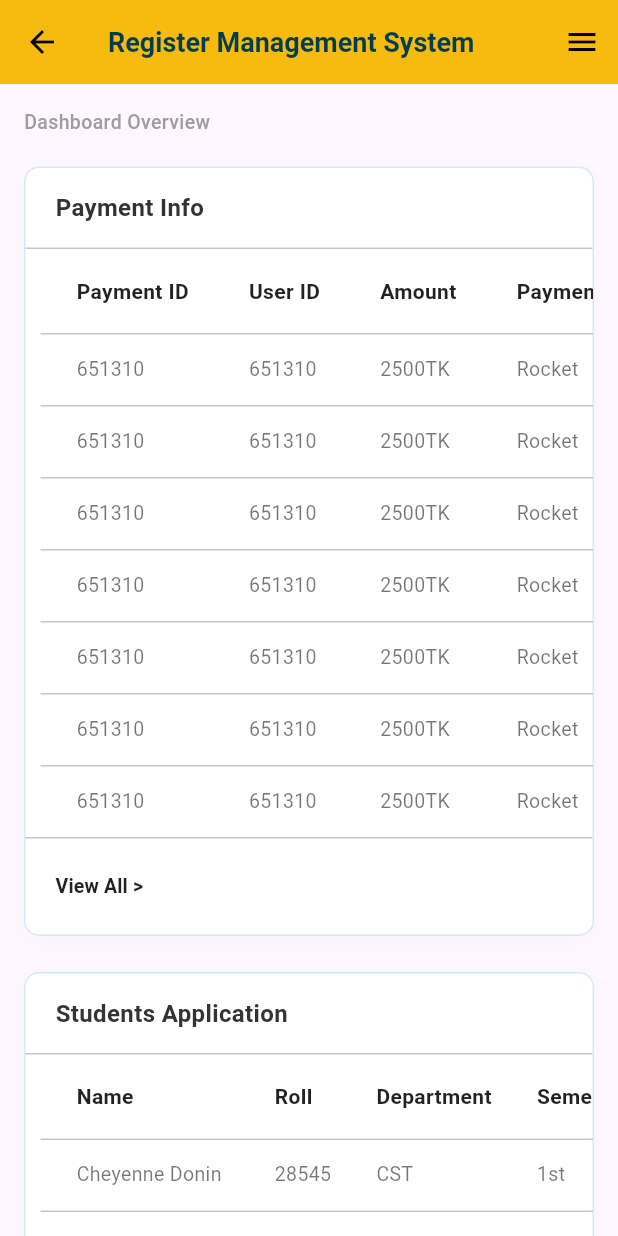
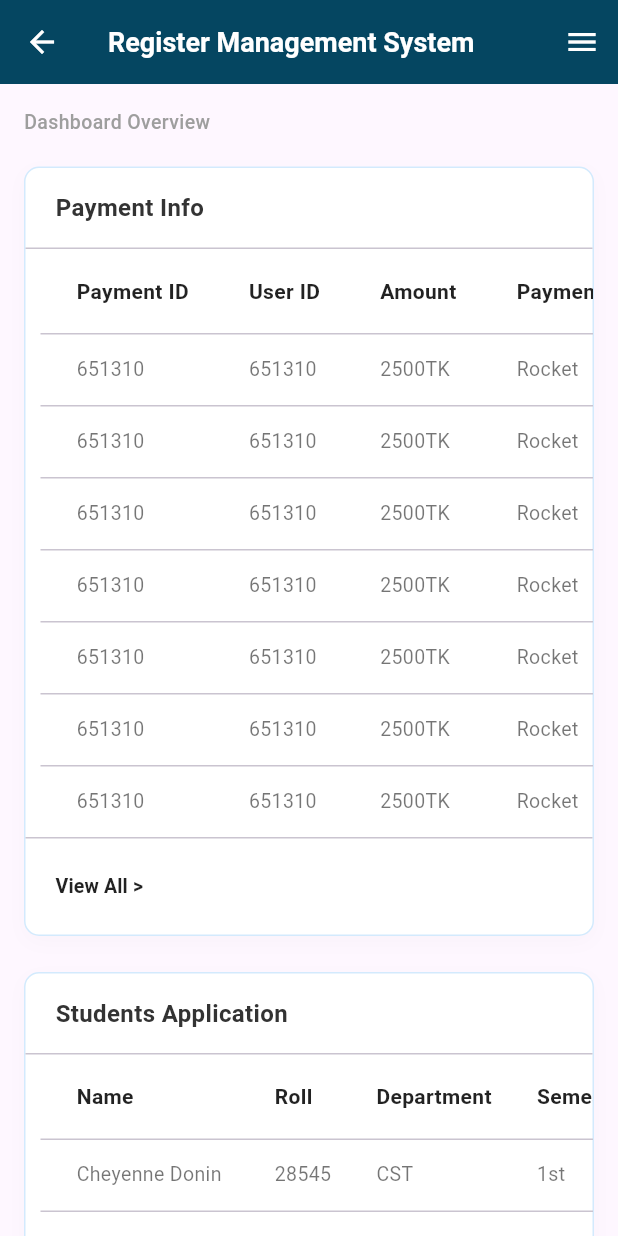
Before and after one commit to tawfiq-a/polytechnic_management_system, a Flutter app: the screen it shows after launch, scrolled down 576 dp, after a tap on "Register Management", on a phone screen of 412 x 824 dp. Run offline on Flutter 3.47's test engine with Material 3 defaults, Android fonts, the phone set to English and light mode, and no system bars; our stand-ins replace carousel_slider, curved_navigation_bar, get.

Commit message:
color change

```diff
--- /dev/null
+++ b/lib/core/constants/colors.dart
@@ -0,0 +1,9 @@
+import 'dart:ui';
+
+import 'package:flutter/material.dart';
+
+class AppColors{
+  static const Color primary = Color(0xFF00455D);
+  static const Color white = Colors.white;
+
+}
--- a/lib/core/widgets/ddashboard_card.dart
+++ b/lib/core/widgets/ddashboard_card.dart
@@ -1,9 +1,11 @@
 import 'package:flutter/material.dart';
+
+import '../constants/colors.dart';
 
 class DashboardCard extends StatelessWidget {
   final String title;
   final IconData icon;
-  final VoidCallback? onTap; // ট্যাপ হ্যান্ডেল করার জন্য কলব্যাক
+  final VoidCallback? onTap;
 
   const DashboardCard({
     super.key,
@@ -19,11 +21,11 @@ class DashboardCard extends StatelessWidget {
       child: InkWell(
         onTap: onTap ?? () {},
         borderRadius: BorderRadius.circular(16),
-        splashColor: Colors.amber.withOpacity(0.2),
-        highlightColor: Colors.amber.withOpacity(0.1),
+        splashColor: Colors.amber.withValues(alpha: 0.2),
+        highlightColor: Colors.amber.withValues(alpha: 0.1),
         child: Ink(
           decoration: BoxDecoration(
-            border: Border.all(color: Colors.amber, width: 2),
+            border: Border.all(color:AppColors.primary, width: 2),
             color: Colors.white,
             borderRadius: BorderRadius.circular(16),
             boxShadow: const [
@@ -41,10 +43,10 @@ class DashboardCard extends StatelessWidget {
               Container(
                 padding: const EdgeInsets.all(10),
                 decoration: BoxDecoration(
-                  color: Colors.amber,
+                  color: AppColors.primary,
                   shape: BoxShape.circle,
                 ),
-                child: Icon(icon, size: 35, color: Colors.black),
+                child: Icon(icon, size: 35, color: Colors.white),
               ),
               const SizedBox(height: 12),
               Text(
--- a/lib/features/exam_control/views/assign_screen.dart
+++ b/lib/features/exam_control/views/assign_screen.dart
@@ -1,5 +1,6 @@
 import 'package:flutter/material.dart';
 import 'package:get/get.dart';
+import '../../../core/constants/colors.dart';
 import '../controllers/exm_controller.dart';
 
 class AssignScreen extends StatelessWidget {
@@ -44,11 +45,11 @@ class AssignScreen extends StatelessWidget {
                 ElevatedButton(
                   onPressed: () {},
                   style: ElevatedButton.styleFrom(
-                    backgroundColor: Colors.amber,
+                    backgroundColor: AppColors.primary,
                   ),
                   child: const Text(
                     "Browse Files",
-                    style: TextStyle(color: Colors.black),
+                    style: TextStyle(color: Colors.white),
                   ),
                 ),
               ],
--- a/lib/features/exam_control/views/exam_dashboard.dart
+++ b/lib/features/exam_control/views/exam_dashboard.dart
@@ -1,5 +1,6 @@
 import 'package:flutter/material.dart';
 import 'package:get/get.dart';
+import '../../../core/constants/colors.dart';
 import '../controllers/exm_controller.dart';
 
 class DashboardSection extends StatelessWidget {
@@ -19,7 +20,7 @@ class DashboardSection extends StatelessWidget {
             decoration: BoxDecoration(
               color: Colors.white,
               borderRadius: BorderRadius.circular(5),
-              border: Border.all(color: Colors.amber, width: 1.5),
+              border: Border.all(color: AppColors.primary, width: 1.5),
             ),
             child: Obx(() => SingleChildScrollView(
               scrollDirection: Axis.horizontal,
--- a/lib/features/exam_control/views/exam_routine_content.dart
+++ b/lib/features/exam_control/views/exam_routine_content.dart
@@ -1,5 +1,6 @@
 import 'package:flutter/material.dart';
 import 'package:get/get.dart';
+import '../../../core/constants/colors.dart';
 import '../controllers/exm_controller.dart';
 
 class RoutineSection extends StatelessWidget {
@@ -37,11 +38,11 @@ class RoutineSection extends StatelessWidget {
                 ElevatedButton(
                   onPressed: () {},
                   style: ElevatedButton.styleFrom(
-                    backgroundColor: Colors.amber,
+                    backgroundColor: AppColors.primary,
                   ),
                   child: const Text(
                     "Browse Files",
-                    style: TextStyle(color: Colors.black),
+                    style: TextStyle(color: AppColors.white),
                   ),
                 ),
               ],
--- a/lib/features/exam_control/views/seat_plan.dart
+++ b/lib/features/exam_control/views/seat_plan.dart
@@ -1,5 +1,6 @@
 import 'package:flutter/material.dart';
 import 'package:get/get.dart';
+import '../../../core/constants/colors.dart';
 import '../controllers/exm_controller.dart';
 
 class SeatPlan extends StatelessWidget {
@@ -37,11 +38,11 @@ class SeatPlan extends StatelessWidget {
                 ElevatedButton(
                   onPressed: () {},
                   style: ElevatedButton.styleFrom(
-                    backgroundColor: Colors.amber,
+                    backgroundColor: AppColors.primary,
                   ),
                   child: const Text(
                     "Browse Files",
-                    style: TextStyle(color: Colors.black),
+                    style: TextStyle(color: Colors.white),
                   ),
                 ),
               ],
--- a/lib/features/main_screen/view/main_screen.dart
+++ b/lib/features/main_screen/view/main_screen.dart
@@ -2,6 +2,7 @@ import 'package:carousel_slider/carousel_slider.dart';
 import 'package:flutter/material.dart';
 import 'package:get/get_core/src/get_main.dart';
 import 'package:get/get_navigation/src/extension_navigation.dart';
+import 'package:poly_manage_systm/core/constants/colors.dart';
 import 'package:poly_manage_systm/features/exam_control/views/exm_view.dart';
 import 'package:poly_manage_systm/features/register_management/views/dash_reg_main.dart';
 
@@ -22,12 +23,12 @@ class MainScreen extends StatelessWidget {
     ];
     return Scaffold(
       appBar: AppBar(
-        backgroundColor: Colors.amber,
+        backgroundColor: AppColors.primary,
         automaticallyImplyLeading: false,
         title: const Text(
           "Polytechnic Management System",
           style: TextStyle(
-            color: Colors.black,
+            color: Colors.white,
             fontSize: 20,
             fontWeight: FontWeight.bold,
           ),
@@ -99,7 +100,7 @@ class MainScreen extends StatelessWidget {
                           decoration: BoxDecoration(
                             boxShadow: [
                               BoxShadow(
-                                color: Colors.amber.shade400,
+                                color: AppColors.primary.withValues(alpha: 0.5),
                                 spreadRadius: 2,
                                 blurRadius: 9,
                               ),
--- a/lib/features/main_screen/view/nav_bar.dart
+++ b/lib/features/main_screen/view/nav_bar.dart
@@ -3,6 +3,7 @@ import 'package:flutter/material.dart';
 import 'package:get/get.dart';
 import 'package:poly_manage_systm/features/main_screen/view/main_screen.dart';
 
+import '../../../core/constants/colors.dart';
 import '../controllers/nav_controller.dart';
 
 class ChatScreen extends StatelessWidget {
@@ -13,7 +14,7 @@ class ChatScreen extends StatelessWidget {
       child: const Center(
         child: Text(
           "Chat Screen",
-          style: TextStyle(fontSize: 30, color: Colors.amber),
+          style: TextStyle(fontSize: 30, color: AppColors.primary),
         ),
       ),
     );
@@ -28,7 +29,7 @@ class ProfileScreen extends StatelessWidget {
       child: const Center(
         child: Text(
           "Profile Screen",
-          style: TextStyle(fontSize: 30, color: Colors.amber),
+          style: TextStyle(fontSize: 30, color: AppColors.primary),
         ),
       ),
     );
@@ -45,7 +46,7 @@ class BottomNavBar extends StatelessWidget {
     return Scaffold(
       extendBody: true,
 
-      backgroundColor: Colors.amber,
+      backgroundColor: AppColors.primary,
 
       body: Obx(() => screens[controller.currentIndex.value]),
 
@@ -54,12 +55,12 @@ class BottomNavBar extends StatelessWidget {
           key: controller.bottomNavigationKey,
           index: controller.currentIndex.value,
           items: const <Widget>[
-            Icon(Icons.wechat_outlined, size: 30),
-            Icon(Icons.dashboard, size: 30),
-            Icon(Icons.perm_identity, size: 30),
+            Icon(Icons.wechat_outlined, size: 30,color: AppColors.white,),
+            Icon(Icons.dashboard, size: 30,color: AppColors.white,),
+            Icon(Icons.perm_identity, size: 30,color: AppColors.white,),
           ],
-          color: Colors.amber,
-          buttonBackgroundColor: Colors.amber,
+          color: AppColors.primary,
+          buttonBackgroundColor: AppColors.primary,
 
           backgroundColor: Colors.transparent,
 
--- a/lib/features/register_management/views/add_student_form.dart
+++ b/lib/features/register_management/views/add_student_form.dart
@@ -1,5 +1,6 @@
 import 'package:flutter/material.dart';
 import 'package:get/get.dart';
+import 'package:poly_manage_systm/core/constants/colors.dart';
 
 void showAddStudentForm() {
   Get.bottomSheet(
@@ -219,7 +220,7 @@ Widget _uploadBox() {
         ElevatedButton(
           onPressed: () {},
           style: ElevatedButton.styleFrom(
-            backgroundColor:  Colors.amber,
+            backgroundColor:  AppColors.primary,
           ),
           child: const Text(
             "Browse Files",
@@ -247,7 +248,7 @@ Widget _documentItem(String title) {
         ElevatedButton(
           onPressed: () {},
           style: ElevatedButton.styleFrom(
-            backgroundColor: Colors.amber,
+            backgroundColor: AppColors.primary,
             minimumSize: const Size(80, 30),
           ),
           child: const Text(
--- a/lib/features/register_management/views/dash_reg_main.dart
+++ b/lib/features/register_management/views/dash_reg_main.dart
@@ -1,5 +1,6 @@
 import 'package:flutter/material.dart';
 import 'package:get/get.dart';
+import 'package:poly_manage_systm/core/constants/colors.dart';
 import 'package:poly_manage_systm/features/register_management/views/payment_content.dart';
 import 'package:poly_manage_systm/features/register_management/views/student_content.dart';
 import '../controllers/dashboard_controller.dart';
@@ -12,17 +13,17 @@ class MainView extends StatelessWidget {
   Widget build(BuildContext context) {
     return Scaffold(
       appBar: AppBar(
-        backgroundColor: Colors.amber,
+        backgroundColor: AppColors.primary,
         title: const Text(
           "Register Management System",
           style: TextStyle(
-            color: Color(0xFF003D4D),
+            color: AppColors.white,
             fontWeight: FontWeight.bold,
             fontSize: 18,
           ),
         ),
         elevation: 1,
-        iconTheme: const IconThemeData(color: Colors.black),
+        iconTheme: const IconThemeData(color: Colors.white),
       ),
       endDrawer: Drawer(
         child: Column(
@@ -30,8 +31,8 @@ class MainView extends StatelessWidget {
             DrawerHeader(
               child: Container(
                 decoration: BoxDecoration(
-                  color: Colors.amber,
-                  border: Border.all(color: Colors.amber),
+                  color: AppColors.primary,
+                  border: Border.all(color: AppColors.primary),
                   borderRadius: BorderRadius.circular(10),
                 ),
                 padding: const EdgeInsets.all(10),
@@ -66,12 +67,12 @@ class MainView extends StatelessWidget {
           controller.changeMenu(index);
           Get.back();
         },
-        leading: Icon(icon, color: isSelected ? Colors.black : Colors.amber),
+        leading: Icon(icon, color: isSelected ? Colors.white : AppColors.primary),
         title: Text(
           title,
-          style: TextStyle(color: isSelected ? Colors.black : Colors.black),
+          style: TextStyle(color: isSelected ? Colors.white : Colors.black),
         ),
-        tileColor: isSelected ? Colors.amber : Colors.transparent,
+        tileColor: isSelected ? AppColors.primary : Colors.transparent,
       );
     });
   }
--- a/lib/features/register_management/views/dashboard_content.dart
+++ b/lib/features/register_management/views/dashboard_content.dart
@@ -1,5 +1,7 @@
 import 'package:flutter/cupertino.dart';
 import 'package:flutter/material.dart';
+
+import '../../../core/constants/colors.dart';
 
 class DashboardContent extends StatelessWidget {
   const DashboardContent({super.key});
@@ -259,8 +261,8 @@ class DashboardContent extends StatelessWidget {
       child: ElevatedButton(
         onPressed: () {},
         style: ElevatedButton.styleFrom(
-          backgroundColor: Colors.amber,
-          foregroundColor: Colors.black,
+          backgroundColor: AppColors.primary,
+          foregroundColor: Colors.white,
           padding: const EdgeInsets.symmetric(horizontal: 12),
           shape: RoundedRectangleBorder(borderRadius: BorderRadius.circular(5)),
           elevation: 0,
--- a/lib/features/register_management/views/payment_content.dart
+++ b/lib/features/register_management/views/payment_content.dart
@@ -1,5 +1,7 @@
 import 'package:flutter/material.dart';
 import 'package:poly_manage_systm/features/register_management/views/show_payment_details.dart';
+
+import '../../../core/constants/colors.dart';
 
 class PaymentContent extends StatelessWidget {
   const PaymentContent({super.key});
@@ -140,7 +142,7 @@ class PaymentContent extends StatelessWidget {
       child: ElevatedButton(
         onPressed: () => showPaymentDetailsBottomSheet(),
         style: ElevatedButton.styleFrom(
-          backgroundColor: Colors.amber,
+          backgroundColor: AppColors.primary,
           foregroundColor: Colors.white,
           elevation: 0,
           padding: const EdgeInsets.symmetric(horizontal: 12),
```
Also changed, not shown: lib/features/exam_control/views/exm_view.dart (+9 -8 lines), lib/features/register_management/views/show_payment_details.dart (+12 -12 lines), lib/features/register_management/views/student_content.dart (+4 -3 lines).
